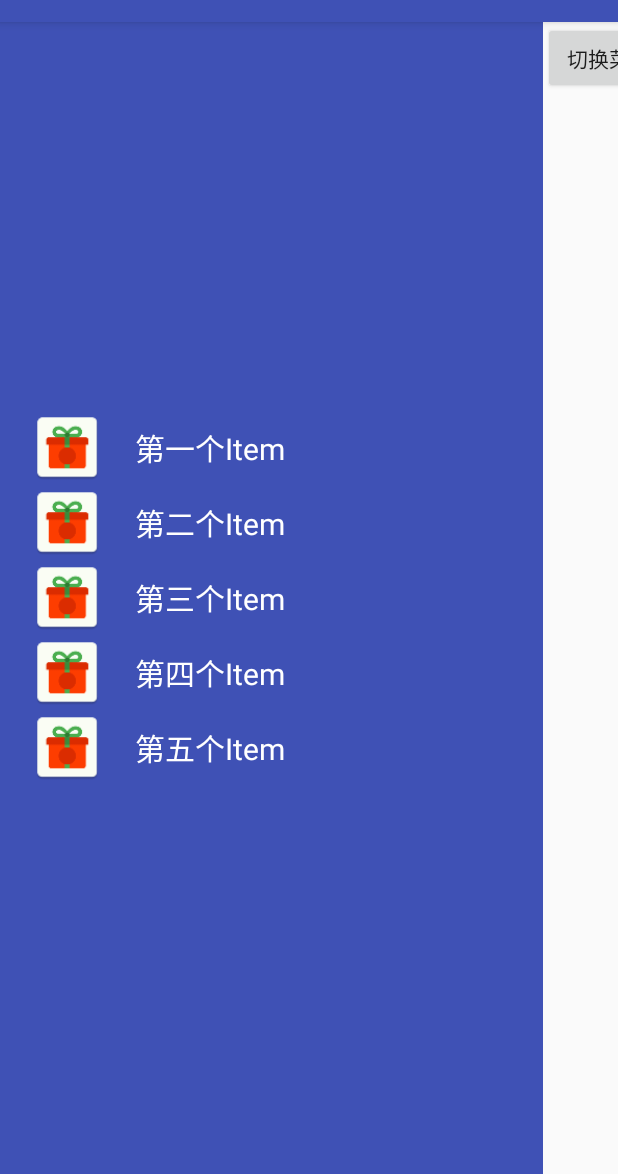
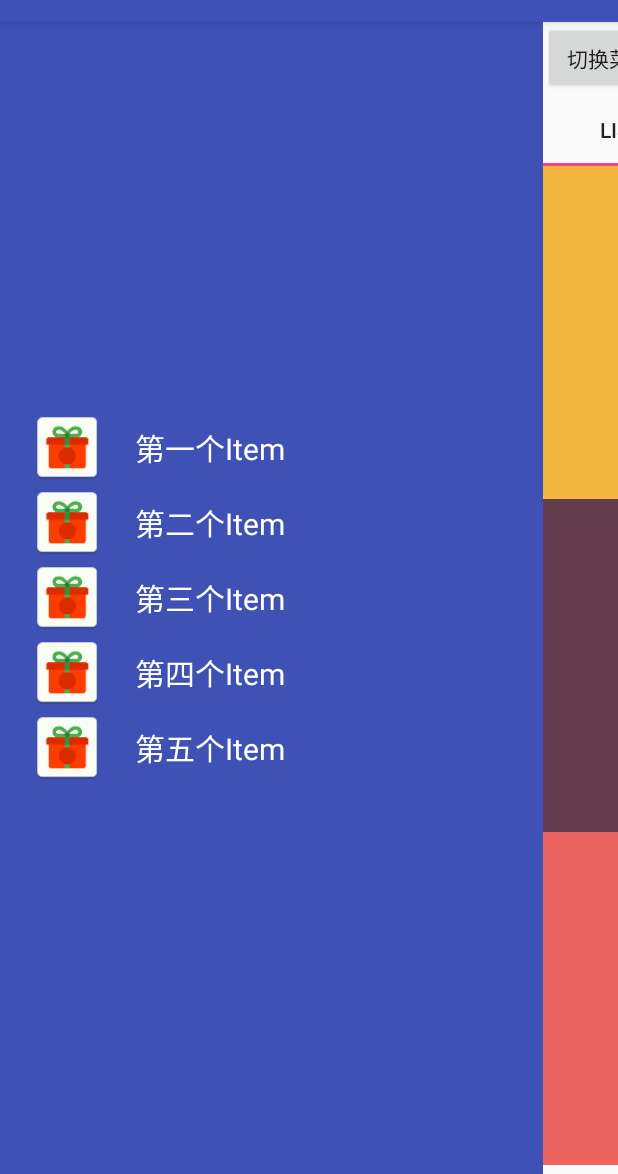
Before and after one commit to JackDong520/Wuziqi, an Android app: the screen it shows after launch (MainActivity), after a tap on "切换菜单", on a phone screen of 412 x 824 dp, the part 62-1236 px from its top. Run offline under Robolectric (Android 15) with nearby library versions, the light colour scheme and no system bars; libraries missing offline, so code that uses them is left out: com.nineoldandroids.view, junit.framework.

Commit message:
添加了GitHub上的ActionBar

```diff
--- a/sliding_menu/src/main/java/com/example/jack/sliding_menu/MainActivity.java
+++ b/sliding_menu/src/main/java/com/example/jack/sliding_menu/MainActivity.java
@@ -1,11 +1,18 @@
 package com.example.jack.sliding_menu;
 
 import android.content.Intent;
+import android.support.design.widget.TabLayout;
+import android.support.v4.app.Fragment;
+import android.support.v4.app.FragmentManager;
+import android.support.v4.app.FragmentPagerAdapter;
+import android.support.v4.view.ViewPager;
 import android.support.v4.widget.SlidingPaneLayout;
 import android.support.v7.app.AppCompatActivity;
 import android.os.Bundle;
 import android.view.View;
 import android.view.Window;
+
+import com.example.jack.sliding_menu.Phoenix.RecyclerViewFragment;
 import com.example.jack.sliding_menu.view.SlindingMenu;
 
 public class MainActivity extends AppCompatActivity {
@@ -16,12 +23,14 @@ public class MainActivity extends AppCompatActivity {
         super.onCreate(savedInstanceState);
         requestWindowFeature(Window.FEATURE_NO_TITLE);
         setContentView(R.layout.activity_main);
-        findViewById(R.id.phoneix).setOnClickListener(new View.OnClickListener() {
-            @Override
-            public void onClick(View v) {
-                startActivity(new Intent(MainActivity.this ,PullToRefreshActivity.class));
-            }
-        });
+
+        TabLayout tabLayout = (TabLayout) findViewById(R.id.main_tab_layout);
+        ViewPager viewPager = (ViewPager) findViewById(R.id.main_pager);
+        FragmentManager fm = getSupportFragmentManager();
+
+        viewPager.setAdapter(new SectionPagerAdapter(fm));
+        tabLayout.setupWithViewPager(viewPager);
+
 
     }
     public void toggleMenu(View view){
@@ -29,6 +38,44 @@ public class MainActivity extends AppCompatActivity {
         slindingMenu = (SlindingMenu) findViewById(R.id.menu);
         slindingMenu.toggle();
     }
+    public class SectionPagerAdapter extends FragmentPagerAdapter {
+
+        public SectionPagerAdapter(FragmentManager fm) {
+            super(fm);
+        }
+
+        @Override
+        public Fragment getItem(int position) {
+            switch (position) {
+                case 0:
+                    return new RecyclerViewFragment();
+                case 1:
+                    return new RecyclerViewFragment();
+                case 2:
+                default:
+                    return new RecyclerViewFragment();
+            }
+        }
+
+        @Override
+        public int getCount() {
+            return 3;
+        }
+
+        @Override
+        public CharSequence getPageTitle(int position) {
+            switch (position) {
+                case 0:
+                    return "ListView";
+                case 1:
+
+                    return "RecyclerView";
+                case 2:
+                default:
+                    return "RecyclerView";
+            }
+        }
+    }
 
 
 }
--- a/sliding_menu/src/main/java/com/example/jack/sliding_menu/PullToRefreshActivity.java
+++ b/sliding_menu/src/main/java/com/example/jack/sliding_menu/PullToRefreshActivity.java
@@ -24,12 +24,13 @@ public class PullToRefreshActivity extends AppCompatActivity {
         setContentView(R.layout.activity_pull_to_refresh);
 
 //        Toolbar toolbar = (Toolbar) findViewById(R.id.toolbar);
-        TabLayout tabLayout = (TabLayout) findViewById(R.id.tab_layout);
-        ViewPager viewPager = (ViewPager) findViewById(R.id.pager);
+
 
 //        if (toolbar != null) {
 //            setSupportActionBar(toolbar);
 //        }
+        TabLayout tabLayout = (TabLayout) findViewById(R.id.tab_layout);
+        ViewPager viewPager = (ViewPager) findViewById(R.id.pager);
         FragmentManager fm = getSupportFragmentManager();
 
         viewPager.setAdapter(new SectionPagerAdapter(fm));
--- a/sliding_menu/src/main/java/com/example/jack/sliding_menu/view/SlindingMenu.java
+++ b/sliding_menu/src/main/java/com/example/jack/sliding_menu/view/SlindingMenu.java
@@ -142,9 +142,9 @@ public class SlindingMenu extends HorizontalScrollView {
     protected void onScrollChanged(int l, int t, int oldl, int oldt) {
 
         super.onScrollChanged(l, t, oldl, oldt);
-        float scale =l * 1.0f / mMenuWidth ;//l ~ 0
-        //调用属性动画设置TranslationX
-        ViewHelper.setTranslationX(mMenu  , mMenuWidth*scale);
+//        float scale =l * 1.0f / mMenuWidth ;//l ~ 0
+//        //调用属性动画设置TranslationX
+//        ViewHelper.setTranslationX(mMenu  , mMenuWidth*scale);
 
 
 
--- a/sliding_menu/src/main/res/layout/right_menu.xml
+++ b/sliding_menu/src/main/res/layout/right_menu.xml
@@ -5,45 +5,39 @@
     android:layout_height="match_parent"
 
     >
-
-    <LinearLayout
-        android:layout_width="match_parent"
-        android:layout_height="wrap_content"
-        android:layout_centerInParent="true"
-        android:orientation="vertical"
-        android:id="@+id/linearLayout">
-
-        <LinearLayout
-
-            android:layout_width="match_parent"
-            android:layout_height="40dp"
-            android:orientation="horizontal"
-            android:gravity="center_horizontal"
-            >
-            <TextView
-                android:layout_width="wrap_content"
-                android:layout_height="wrap_content"
-                android:text="用户名"
-                android:textSize="20dp"
-                android:layout_alignParentStart="true"
-                android:id="@+id/textView" />
-            <Button
-                android:id="@+id/phoneix"
-                android:layout_width="wrap_content"
-                android:layout_height="wrap_content"
-                android:text="Phoneix"/>
-        </LinearLayout>
-    </LinearLayout>
-    <android.support.v7.widget.Toolbar
-        android:layout_width="match_parent"
-        android:layout_height="wrap_content">
-
-    </android.support.v7.widget.Toolbar>
     <Button
         android:text="切换菜单"
         android:onClick="toggleMenu"
         android:layout_width="wrap_content"
-        android:layout_height="wrap_content" />
+        android:layout_height="wrap_content"
+        android:id="@+id/button" />
+    <LinearLayout xmlns:android="http://schemas.android.com/apk/res/android"
+        android:layout_width="match_parent"
+        android:layout_height="match_parent"
+        android:orientation="vertical"
+        android:layout_below="@+id/button">
+
+        <!--<android.support.v7.widget.Toolbar-->
+        <!--android:id="@+id/toolbar"-->
+        <!--android:layout_width="match_parent"-->
+        <!--android:layout_height="wrap_content"-->
+        <!--android:background="?attr/colorPrimary"/>-->
+
+        <android.support.design.widget.TabLayout
+            android:id="@+id/main_tab_layout"
+            android:layout_width="match_parent"
+            android:layout_height="wrap_content"/>
+        <android.support.v4.view.ViewPager
+            android:id="@+id/main_pager"
+            android:layout_width="match_parent"
+            android:layout_height="wrap_content"/>
+
+    </LinearLayout>
+
+
+
+
+
 
 
 
```
Also changed, not shown: sliding_menu/src/main/res/layout/activity_pull_to_refresh.xml (+0 -9 lines).
